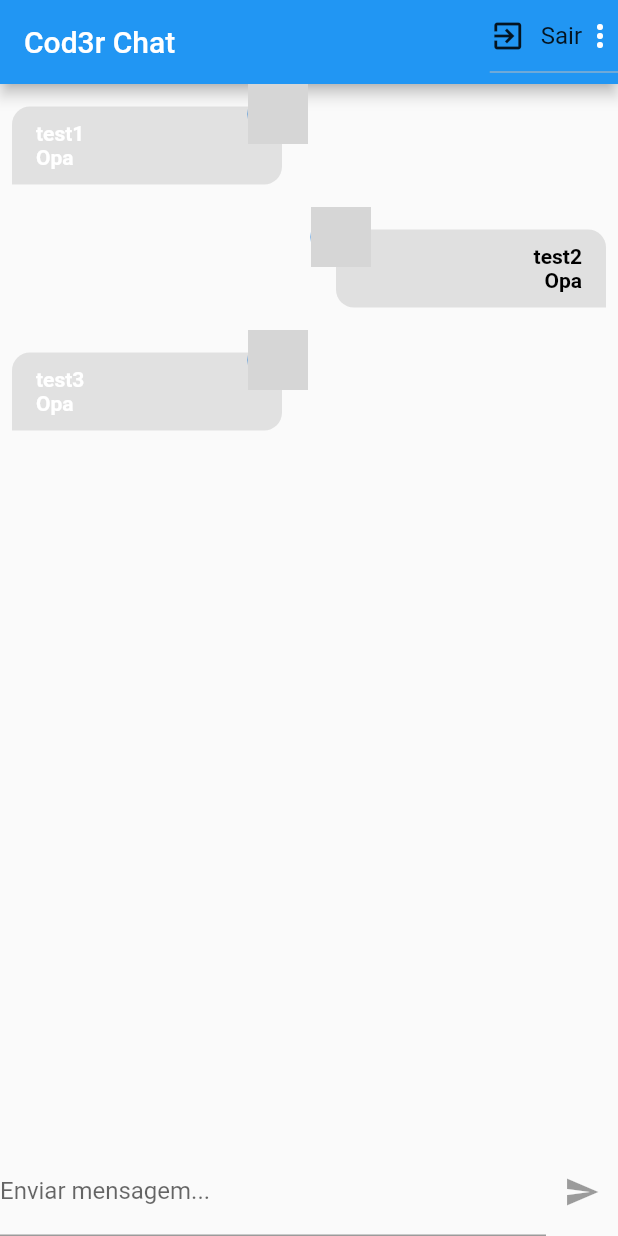
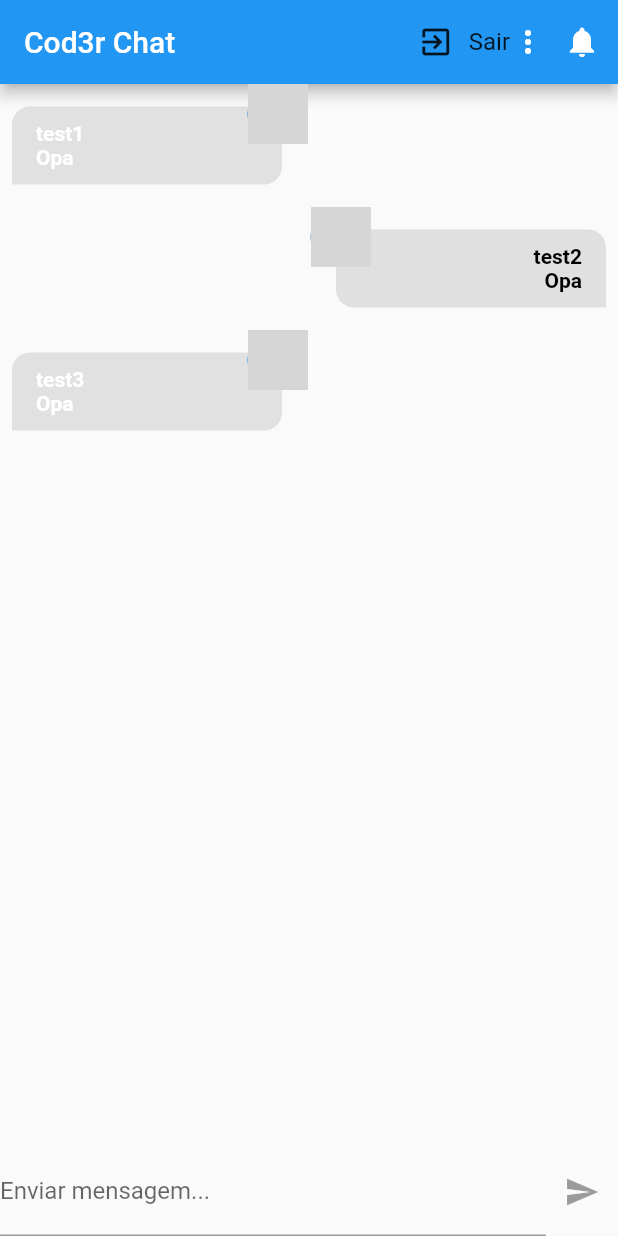
Before and after one commit to richardborgesdev/flutter-cod3r-chat, a Flutter app: the screen it shows after launch, on a phone screen of 412 x 824 dp. Run offline on Flutter 3.47's test engine with Material 2 defaults, Android fonts, the phone set to English and light mode, and no system bars; our stand-ins replace image_picker; accounts and stored records are empty; grey boxes are pictures that could not be loaded.

Commit message:
chore: start notification icon

```diff
--- a/lib/pages/chat_page.dart
+++ b/lib/pages/chat_page.dart
@@ -13,7 +13,8 @@ class ChatPage extends StatelessWidget {
       appBar: AppBar(
         title: Text('Cod3r Chat'),
         actions: [
-          DropdownButton(
+          DropdownButtonHideUnderline(
+            child: DropdownButton(
               items: [
                 DropdownMenuItem(
                   child: Container(
@@ -40,6 +41,11 @@ class ChatPage extends StatelessWidget {
                 color: Theme.of(context).primaryIconTheme.color,
               ),
             ),
+          ),
+          IconButton(
+            onPressed: () {},
+            icon: Icon(Icons.notifications),
+          ),
         ],
       ),
       body: SafeArea(
```
Lines whose indentation alone changed are shown as unchanged.
